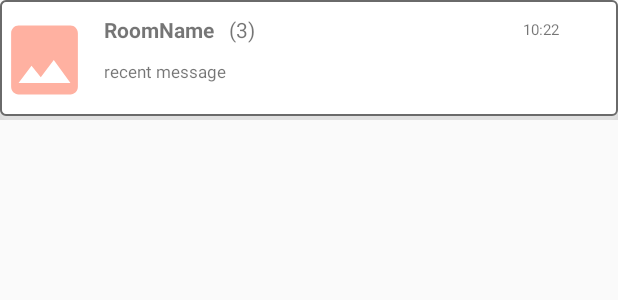
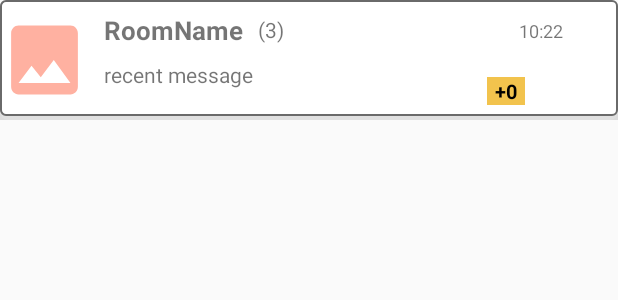
Before and after one commit to heartbeatmaker/Canaria, an Android app: the layout roomlist_layout.xml on its own in the app's theme, with its tools: preview values and no code run, on a phone screen of 412 x 824 dp. Shown: the top 300 px of the screen. Run offline under Robolectric (Android 15) with nearby library versions, the phone set to English and light mode, and no system bars.

Commit message:
메시지 읽음처리 하는중

```diff
--- a/app/src/main/java/com/android/canaria/ChatRoomActivity.java
+++ b/app/src/main/java/com/android/canaria/ChatRoomActivity.java
@@ -293,7 +293,7 @@ public class ChatRoomActivity extends AppCompatActivity {
 
                                 //방 아이템 추가
                                 Main_Fragment2.roomItemList.add(0, new RoomListItem("room"+roomId, 5,
-                                        "hahaha", "12:00", roomId));
+                                        "", Function.getCurrentTime(), roomId, 0));
                                 Log.d(TAG, "Item is added to ChatRoomList");
                             }
 
--- a/app/src/main/res/layout/roomlist_layout.xml
+++ b/app/src/main/res/layout/roomlist_layout.xml
@@ -44,6 +44,7 @@
                     android:layout_height="match_parent"
                     android:gravity="center_vertical"
                     android:text="RoomName"
+                    android:textSize="17sp"
                     android:textStyle="bold" />
 
                 <TextView
@@ -63,7 +64,7 @@
                 android:layout_weight="1"
                 android:gravity="center_vertical|top"
                 android:text="recent message"
-                android:textSize="11sp" />
+                android:textSize="14sp" />
         </LinearLayout>
 
         <LinearLayout
@@ -80,7 +81,7 @@
                 android:layout_weight="1"
                 android:gravity="center"
                 android:text="10:22"
-                android:textSize="10sp" />
+                android:textSize="12sp" />
 
             <TextView
                 android:id="@+id/roomList_roomId"
@@ -89,18 +90,22 @@
                 android:layout_weight="1"
                 android:gravity="center"
                 android:textSize="10sp"
-                android:textStyle="bold" />
+                android:textStyle="bold"
+                android:visibility="gone"/>
 
             <TextView
-                android:id="@+id/roomList_messageCount"
-                android:layout_width="match_parent"
-                android:layout_height="0dp"
-                android:layout_weight="1"
+                android:id="@+id/roomList_unreadMsgCount"
+                android:layout_width="wrap_content"
+                android:layout_height="wrap_content"
+                android:layout_margin="10dp"
+                android:paddingLeft="5dp"
+                android:paddingRight="5dp"
                 android:gravity="center"
-                android:text="+3"
-                android:textSize="10sp"
+                android:text="+0"
+                android:textSize="13sp"
                 android:textStyle="bold"
-                android:visibility="gone"/>
+                android:textColor="@color/black"
+                android:background="@color/colorPrimaryDark" />
 
 
         </LinearLayout>
```
Also changed, not shown: app/src/main/java/com/android/canaria/ChatActivity.java (+64 -9 lines), app/src/main/java/com/android/canaria/Main_Fragment2.java (+41 -11 lines), app/src/main/java/com/android/canaria/connect_to_server/MainService.java (+49 -19 lines), app/src/main/java/com/android/canaria/db/DBHelper.java (+75 -3 lines), app/src/main/java/com/android/canaria/recyclerView/RoomListAdapter.java (+10 -1 lines), app/src/main/java/com/android/canaria/recyclerView/RoomListItem.java (+10 -1 lines).
